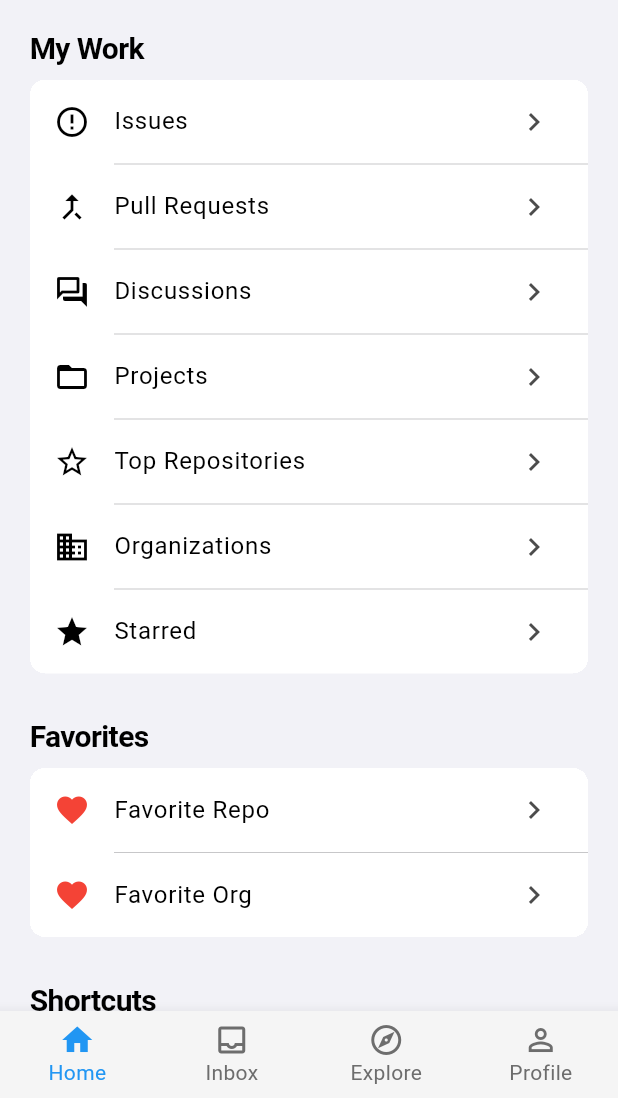
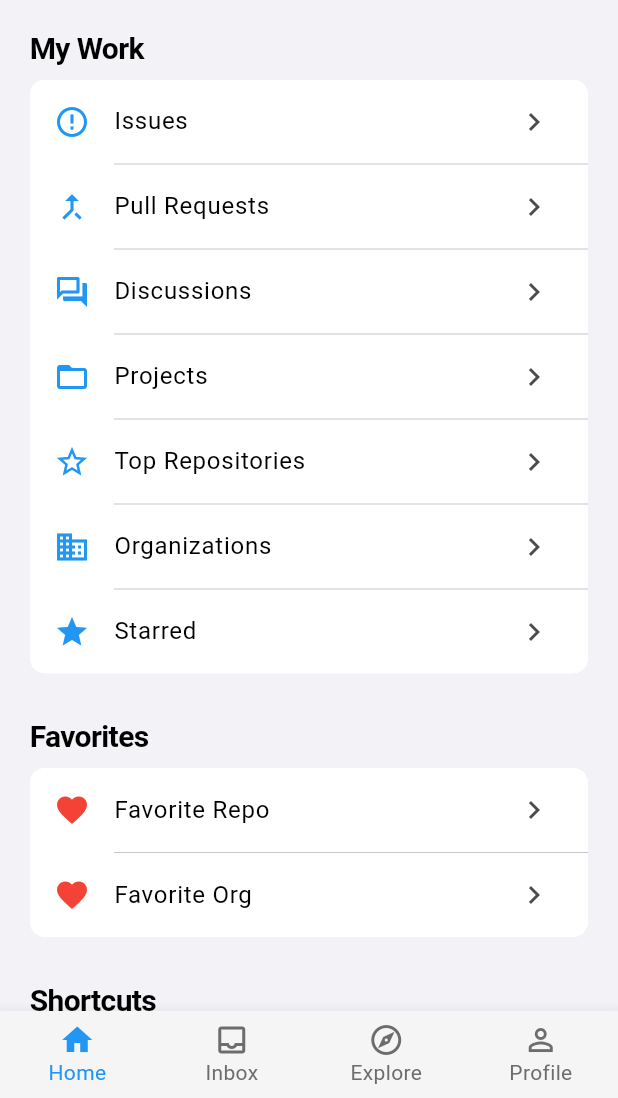
Before and after one commit to Jinchao1926/github-client, a Flutter app: the screen it shows after launch, on a phone screen of 412 x 824 dp, the part 138-1236 px from its top. Run offline on Flutter 3.47's test engine with Material 3 defaults, Android fonts, the phone set to English and light mode, and no system bars; our stand-ins replace flutter_dotenv, flutter_secure_storage; missing offline and left inert: flutter_web_auth_2; accounts and stored records are empty.

Commit message:
Cleanup files

```diff
--- a/lib/widgets/home/favorites_cell.dart
+++ b/lib/pages/home/widgets/favorites_cell.dart
@@ -1,5 +1,5 @@
 import 'package:flutter/material.dart';
-import 'package:flutter_github/pages/home/widgets/list_cell.dart';
+import 'package:flutter_github/widgets/common/list_cell.dart';
 
 class FavoritesCell extends ListCell {
   const FavoritesCell({super.key, required super.title, required super.onTap})
--- /dev/null
+++ b/lib/pages/home/widgets/my_work_cell.dart
@@ -0,0 +1,25 @@
+import 'package:flutter/material.dart';
+import 'package:flutter_github/widgets/common/list_cell.dart';
+import 'package:flutter_github/themes/index.dart';
+
+class MyWorkCell extends StatelessWidget {
+  final IconData icon;
+  final String title;
+  final VoidCallback onTap;
+
+  const MyWorkCell({
+    super.key,
+    required this.icon,
+    required this.title,
+    required this.onTap,
+  });
+
+  @override
+  Widget build(BuildContext context) {
+    return ListCell(
+      leading: Icon(icon, color: ThemeColors.primaryColor(context)),
+      title: title,
+      onTap: onTap,
+    );
+  }
+}
--- a/lib/widgets/home/recent_cell.dart
+++ b/lib/pages/home/widgets/recent_cell.dart
@@ -1,5 +1,5 @@
 import 'package:flutter/material.dart';
-import 'package:flutter_github/pages/home/widgets/list_cell.dart';
+import 'package:flutter_github/widgets/common/list_cell.dart';
 
 class RecentCell extends ListCell {
   const RecentCell({super.key, required super.title, required super.onTap})
--- a/lib/widgets/home/shortcut_cell.dart
+++ b/lib/pages/home/widgets/shortcut_cell.dart
@@ -1,5 +1,5 @@
 import 'package:flutter/material.dart';
-import 'package:flutter_github/pages/home/widgets/list_cell.dart';
+import 'package:flutter_github/widgets/common/list_cell.dart';
 
 class ShortcutCell extends ListCell {
   const ShortcutCell({super.key, required super.title, required super.onTap})
--- a/lib/pages/settings/settings_page.dart
+++ b/lib/pages/settings/settings_page.dart
@@ -1,7 +1,9 @@
 import 'package:flutter/material.dart';
 import 'package:flutter_github/pages/routes/index.dart';
-import 'package:flutter_github/pages/home/widgets/inset_grouped_section.dart';
-import 'package:flutter_github/pages/home/widgets/list_cell.dart';
+import 'package:flutter_github/themes/index.dart';
+import 'package:flutter_github/widgets/common/inset_grouped_section.dart';
+import 'package:flutter_github/widgets/common/list_cell.dart';
+import 'package:provider/provider.dart';
 
 class SettingsPage extends StatelessWidget {
   const SettingsPage({super.key});
@@ -16,7 +18,7 @@ class SettingsPage extends StatelessWidget {
             children: [
               ListCell(
                 title: 'Appearance',
-                detail: 'Dark',
+                detail: Provider.of<ThemeProvider>(context).currentTheme.name,
                 onTap: () {
                   AppRoutes.pushNamed(context, RoutePaths.appearance);
                 },
--- a/lib/pages/home/widgets/list_cell.dart
+++ b/lib/widgets/common/list_cell.dart
@@ -28,7 +28,10 @@ class ListCell extends StatelessWidget {
           if (detail != null) ...[
             Text(
               detail!,
-              style: TextStyle(color: ThemeColors.secondaryTextColor(context)),
+              style: TextStyle(
+                fontSize: 16,
+                color: ThemeColors.secondaryTextColor(context),
+              ),
             ),
             if (showChevron) const SizedBox(width: 4),
           ],
--- a/lib/widgets/home/my_work_cell.dart
+++ /dev/null
@@ -1,11 +0,0 @@
-import 'package:flutter/material.dart';
-import 'package:flutter_github/pages/home/widgets/list_cell.dart';
-
-class MyWorkCell extends ListCell {
-  MyWorkCell({
-    super.key,
-    required IconData icon,
-    required super.title,
-    required super.onTap,
-  }) : super(leading: Icon(icon));
-}
```
Also changed, not shown: lib/pages/home/home_page.dart (+6 -6 lines), lib/widgets/common/inset_grouped_section.dart (renamed from lib/pages/home/widgets/inset_grouped_section.dart), 1 other file.
